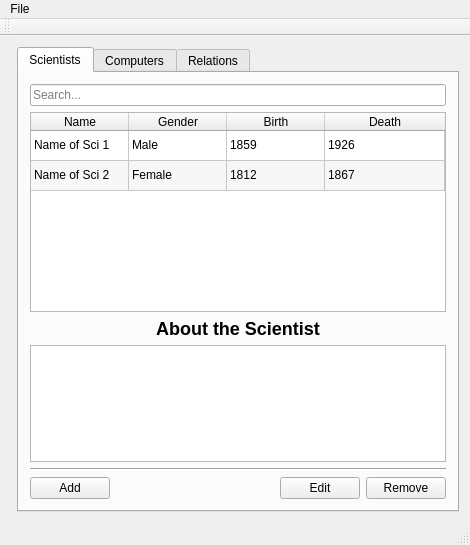
Old version of the form code/ui/mainwindow.ui in the repository Danielos15/Skil-1-Verklegt-n-mskei-1.
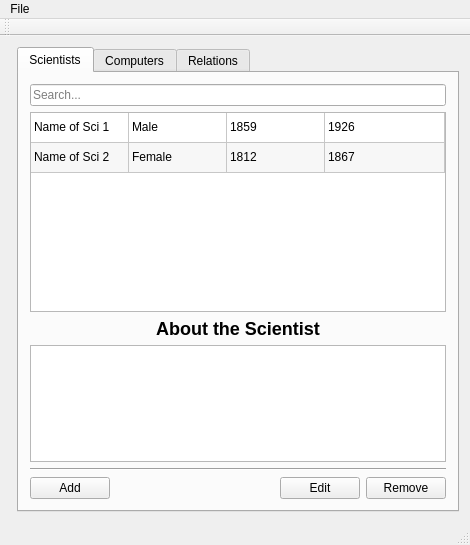
New version of the form. The open tabs and pages were chosen to show the change.

Diff of the .ui file:
```diff
--- a/code/ui/mainwindow.ui
+++ b/code/ui/mainwindow.ui
@@ -125,7 +125,7 @@
            <bool>true</bool>
           </property>
           <attribute name="horizontalHeaderVisible">
-           <bool>true</bool>
+           <bool>false</bool>
           </attribute>
           <attribute name="horizontalHeaderCascadingSectionResizes">
            <bool>false</bool>
@@ -137,7 +137,7 @@
            <bool>true</bool>
           </attribute>
           <attribute name="horizontalHeaderMinimumSectionSize">
-           <number>35</number>
+           <number>37</number>
           </attribute>
           <attribute name="horizontalHeaderStretchLastSection">
            <bool>true</bool>
```
Left out of the diff: 2 changed lines with no effect on the pictures.
